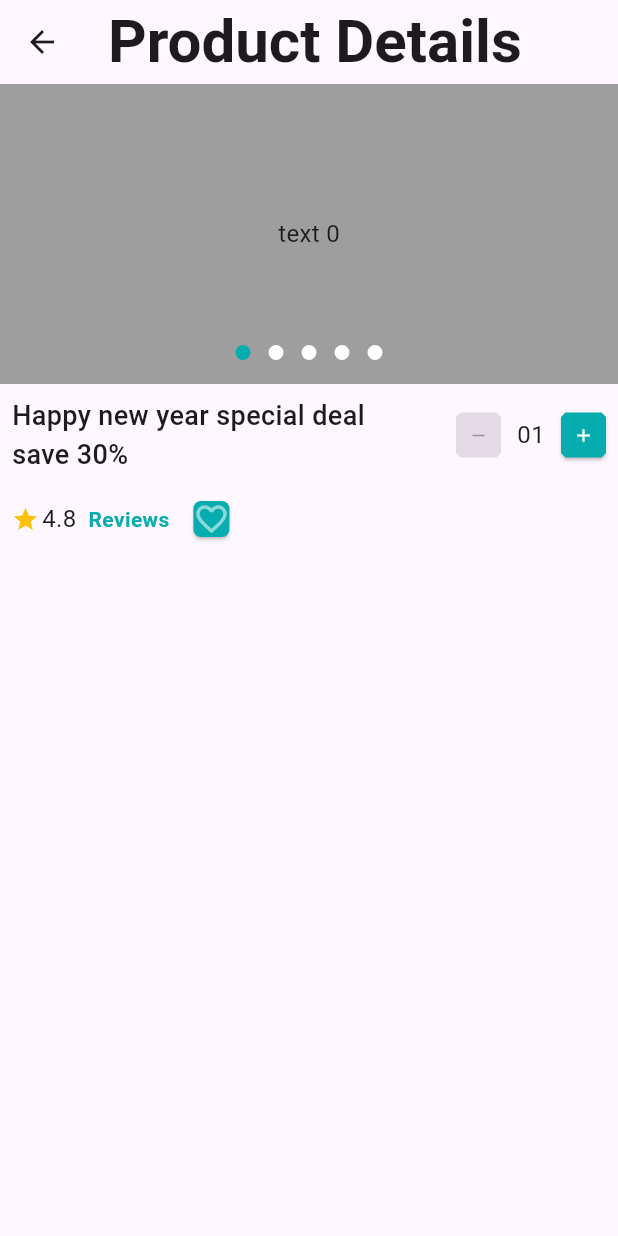
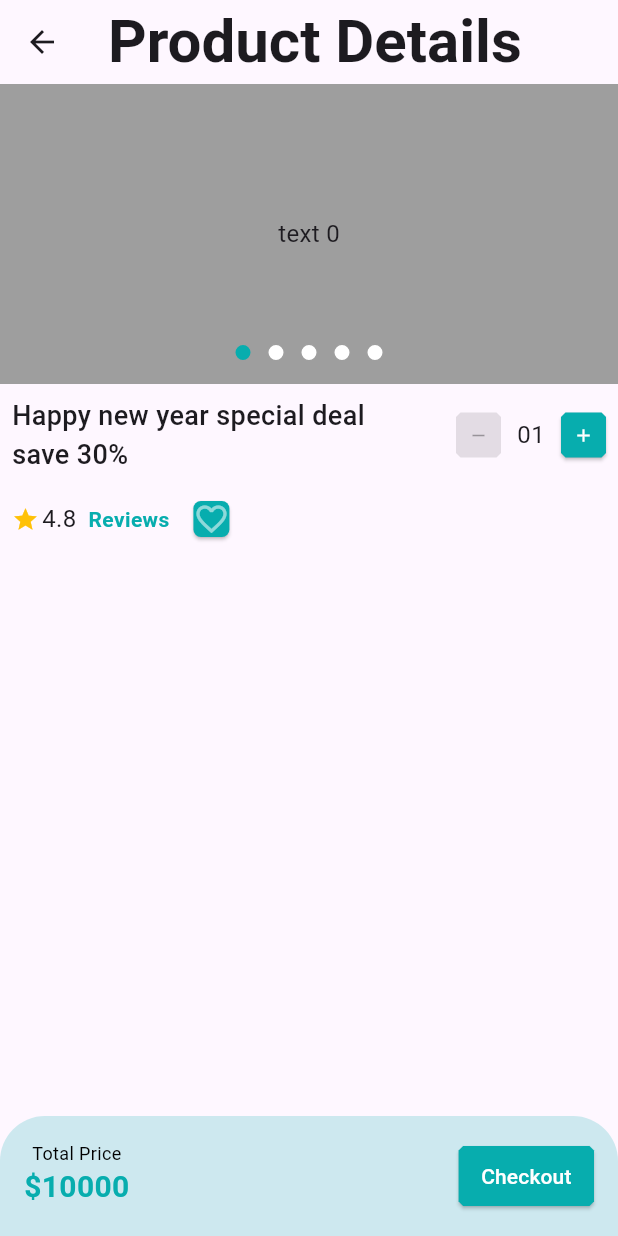
Before and after one commit to devruhulamin/flutter-ecommerce-app, a Flutter app: the ProductDetails screen opened directly, on a phone screen of 412 x 824 dp. Run offline on Flutter 3.47's test engine with Material 3 defaults, Android fonts, the phone set to English and light mode, and no system bars; drawn by our look-alikes of carousel_slider; our stand-ins replace get, pin_code_fields.

Commit message:
fix some issue

```diff
--- a/lib/presentation/ui/screens/product_details/product_details.dart
+++ b/lib/presentation/ui/screens/product_details/product_details.dart
@@ -2,6 +2,7 @@ import 'package:crafty_bay_ruhulaminjr/presentation/ui/screens/product_details/c
 import 'package:crafty_bay_ruhulaminjr/presentation/ui/screens/products/component/product_fav_button.dart';
 import 'package:crafty_bay_ruhulaminjr/presentation/ui/screens/products/component/product_rating.dart';
 import 'package:crafty_bay_ruhulaminjr/presentation/ui/utilities/app_colors.dart';
+import 'package:crafty_bay_ruhulaminjr/presentation/ui/widget/price_with_action_button.dart';
 import 'package:crafty_bay_ruhulaminjr/presentation/ui/widget/primary_color_text.dart';
 import 'package:crafty_bay_ruhulaminjr/presentation/ui/widget/quantity_selector.dart';
 import 'package:flutter/material.dart';
@@ -13,7 +14,9 @@ class ProductDetails extends StatelessWidget {
   Widget build(BuildContext context) {
     return Scaffold(
       appBar: AppBar(title: const Text("Product Details")),
-      body: SingleChildScrollView(
+      body: Column(
+        children: [
+          SingleChildScrollView(
             child: Column(
               children: [
                 const HeroCarousel(),
@@ -56,6 +59,10 @@ class ProductDetails extends StatelessWidget {
               ],
             ),
           ),
+          const Spacer(),
+          const SizedBox(height: 80, child: PriceWithActionButton()),
+        ],
+      ),
     );
   }
 }
--- /dev/null
+++ b/lib/presentation/ui/widget/price_with_action_button.dart
@@ -0,0 +1,37 @@
+import 'package:crafty_bay_ruhulaminjr/presentation/ui/utilities/app_colors.dart';
+import 'package:crafty_bay_ruhulaminjr/presentation/ui/widget/primary_color_text.dart';
+import 'package:flutter/material.dart';
+
+class PriceWithActionButton extends StatelessWidget {
+  const PriceWithActionButton({super.key});
+
+  @override
+  Widget build(BuildContext context) {
+    return Container(
+      padding: const EdgeInsets.all(16),
+      decoration: BoxDecoration(
+          color: AppColors.primaryColor.withOpacity(0.2),
+          borderRadius: const BorderRadius.only(
+              topLeft: Radius.circular(30), topRight: Radius.circular(30))),
+      child: Row(
+        mainAxisAlignment: MainAxisAlignment.spaceBetween,
+        crossAxisAlignment: CrossAxisAlignment.center,
+        children: [
+          const Column(
+            children: [
+              Text(
+                'Total Price',
+                style: TextStyle(fontSize: 12, color: Colors.black),
+              ),
+              PrimaryColorText(
+                text: '\$10000',
+                size: 20,
+              ),
+            ],
+          ),
+          ElevatedButton(onPressed: () {}, child: const Text('Checkout'))
+        ],
+      ),
+    );
+  }
+}
```
Also changed, not shown: lib/presentation/ui/screens/cart/cart_screen.dart (+2 -32 lines). Lines whose indentation alone changed are shown as unchanged.
